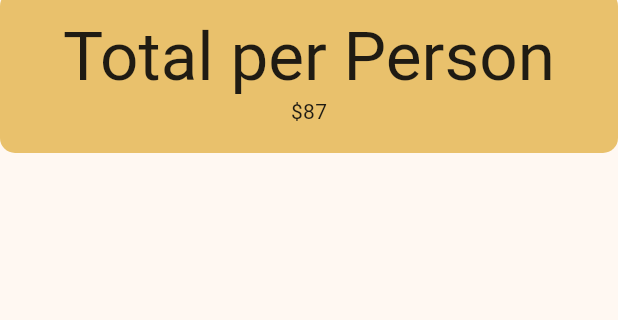
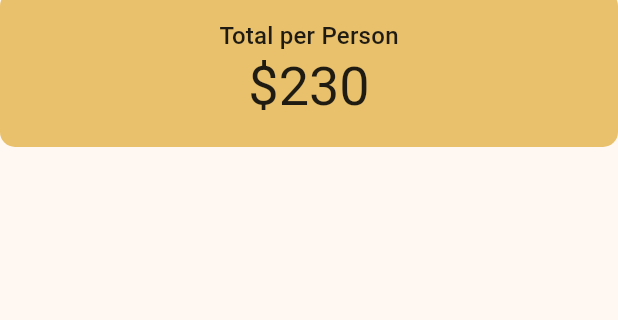
Before and after one commit to sodikinnaa/utip-apps, a Flutter app: the screen it shows after launch, on a phone screen of 412 x 824 dp, the part 93-413 px from its top. Run offline on Flutter 3.47's test engine with Material 3 defaults, Android fonts, the phone set to English and light mode, and no system bars.

Commit message:
Understanding Theme and the BuildContext

```diff
--- a/lib/main.dart
+++ b/lib/main.dart
@@ -29,6 +29,7 @@ class UTip extends StatefulWidget {
 class _UTipState extends State<UTip> {
   @override
   Widget build(BuildContext context) {
+    var theme = Theme.of(context);
     return Scaffold(
       appBar: AppBar(
         title: const Text('UTip Apps'),
@@ -39,15 +40,15 @@ class _UTipState extends State<UTip> {
           Container(
             padding: const EdgeInsets.all(18),
             decoration: BoxDecoration(
-              color: Theme.of(context).colorScheme.inversePrimary,
+              color: theme.colorScheme.inversePrimary,
               borderRadius: BorderRadius.circular(10),
             ),
             child: Column(
               children: [
                 Text("Total per Person",
-                  style: Theme.of(context).textTheme.displayMedium,
+                  style: theme.textTheme.titleMedium,
                 ),
-                Text("\$87"),
+                Text("\$230", style: theme.textTheme.displaySmall),
               ],
             )
           ),
```
